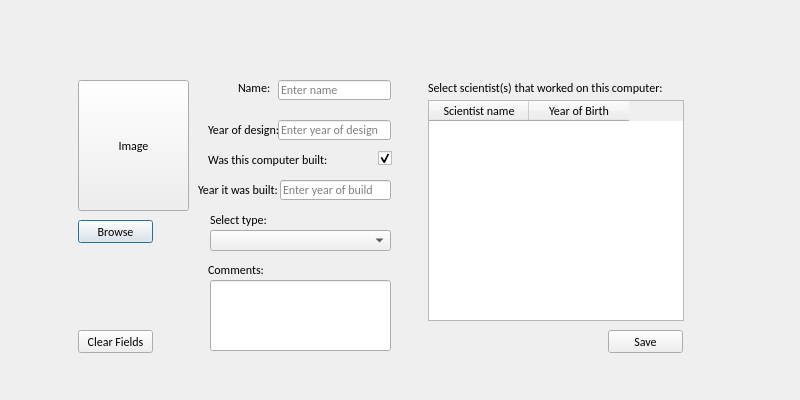
Old version of the form Hopur21Verkefni/MyComputerScienceList/ui/addcomputer.ui in the repository Hopur21/Hopur21.
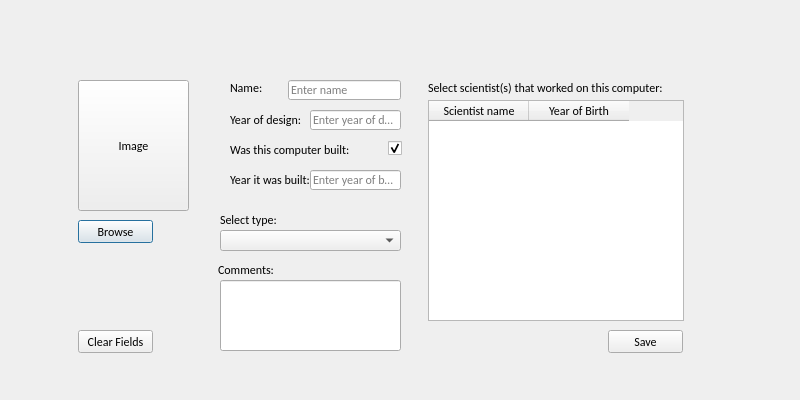
New version of the form. Icons and pictures are not drawn.

```diff
--- a/Hopur21Verkefni/MyComputerScienceList/ui/addcomputer.ui
+++ b/Hopur21Verkefni/MyComputerScienceList/ui/addcomputer.ui
@@ -28,9 +28,9 @@
   <widget class="QLineEdit" name="lineEdit_designYear">
    <property name="geometry">
     <rect>
-     <x>278</x>
-     <y>120</y>
-     <width>113</width>
+     <x>310</x>
+     <y>110</y>
+     <width>91</width>
      <height>20</height>
     </rect>
    </property>
@@ -49,7 +49,7 @@
   <widget class="QLineEdit" name="lineEdit_nameComputer">
    <property name="geometry">
     <rect>
-     <x>278</x>
+     <x>288</x>
      <y>80</y>
      <width>113</width>
      <height>20</height>
@@ -67,8 +67,8 @@
   <widget class="QLabel" name="label_wasComputerBuilt">
    <property name="geometry">
     <rect>
-     <x>208</x>
-     <y>150</y>
+     <x>230</x>
+     <y>140</y>
      <width>121</width>
      <height>20</height>
     </rect>
@@ -103,7 +103,7 @@
   <widget class="QLineEdit" name="lineEdit_commentsComputer">
    <property name="geometry">
     <rect>
-     <x>210</x>
+     <x>220</x>
      <y>280</y>
      <width>181</width>
      <height>71</height>
@@ -139,7 +139,7 @@
   <widget class="QLabel" name="label_commentsComputer">
    <property name="geometry">
     <rect>
-     <x>208</x>
+     <x>218</x>
      <y>260</y>
      <width>121</width>
      <height>20</height>
@@ -175,8 +175,8 @@
   <widget class="QLabel" name="label_designYear">
    <property name="geometry">
     <rect>
-     <x>208</x>
-     <y>120</y>
+     <x>230</x>
+     <y>110</y>
      <width>71</width>
      <height>20</height>
     </rect>
@@ -211,8 +211,8 @@
   <widget class="QCheckBox" name="checkBox_wasComputerBuilt">
    <property name="geometry">
     <rect>
-     <x>378</x>
-     <y>150</y>
+     <x>388</x>
+     <y>140</y>
      <width>21</width>
      <height>17</height>
     </rect>
@@ -227,8 +227,8 @@
   <widget class="QLabel" name="label_buildYear">
    <property name="geometry">
     <rect>
-     <x>198</x>
-     <y>180</y>
+     <x>230</x>
+     <y>170</y>
      <width>81</width>
      <height>20</height>
     </rect>
@@ -245,7 +245,7 @@
   <widget class="QLabel" name="label_nameComputer">
    <property name="geometry">
     <rect>
-     <x>238</x>
+     <x>230</x>
      <y>80</y>
      <width>41</width>
      <height>16</height>
@@ -309,9 +309,9 @@
    </property>
    <property name="geometry">
     <rect>
-     <x>280</x>
-     <y>180</y>
-     <width>111</width>
+     <x>310</x>
+     <y>170</y>
+     <width>91</width>
      <height>20</height>
     </rect>
    </property>
@@ -327,7 +327,7 @@
   <widget class="QComboBox" name="comboBox_selectTypeOfComputer">
    <property name="geometry">
     <rect>
-     <x>210</x>
+     <x>220</x>
      <y>230</y>
      <width>181</width>
      <height>21</height>
@@ -342,7 +342,7 @@
   <widget class="QLabel" name="label_selectTypeOfComputer">
    <property name="geometry">
     <rect>
-     <x>210</x>
+     <x>220</x>
      <y>210</y>
      <width>81</width>
      <height>20</height>
```
